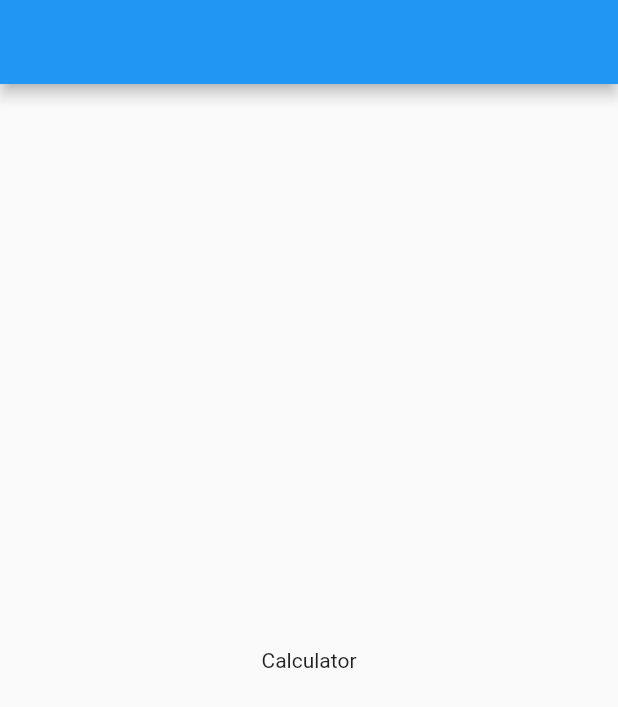
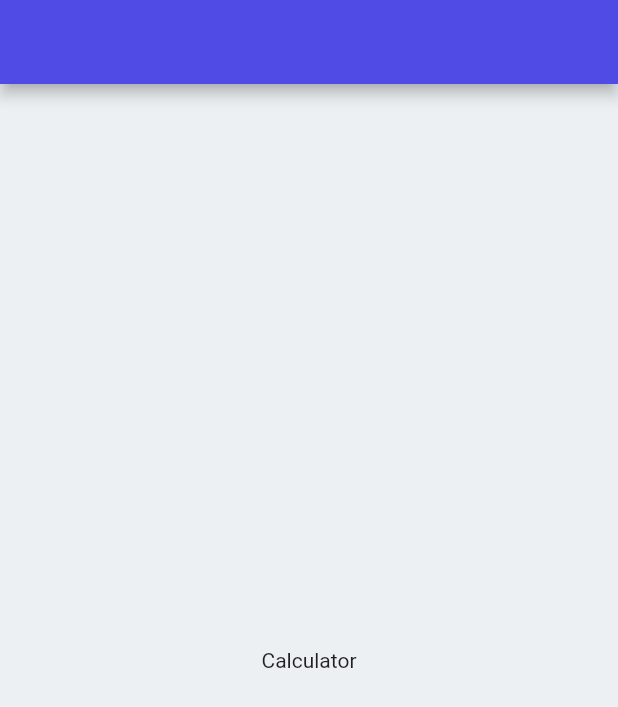
Before and after one commit to MatthieuNadeau96/Neumorphic_Calculator, a Flutter app: the screen it shows after launch, on a phone screen of 412 x 824 dp. Shown: the top 707 px of the screen. Run offline on Flutter 3.47's test engine with Material 2 defaults, Android fonts, the phone set to English and light mode, and no system bars.

Commit message:
added some colors to theme

```diff
--- a/lib/main.dart
+++ b/lib/main.dart
@@ -9,7 +9,9 @@ class MyApp extends StatelessWidget {
       debugShowCheckedModeBanner: false,
       title: 'Flutter Demo',
       theme: ThemeData(
-        primarySwatch: Colors.blue,
+        primaryColor: Color(0xff504BE4),
+        accentColor: Color(0xffF9AB09),
+        canvasColor: Color(0xffECF0F3),
       ),
       home: MyHomePage(),
     );
```
